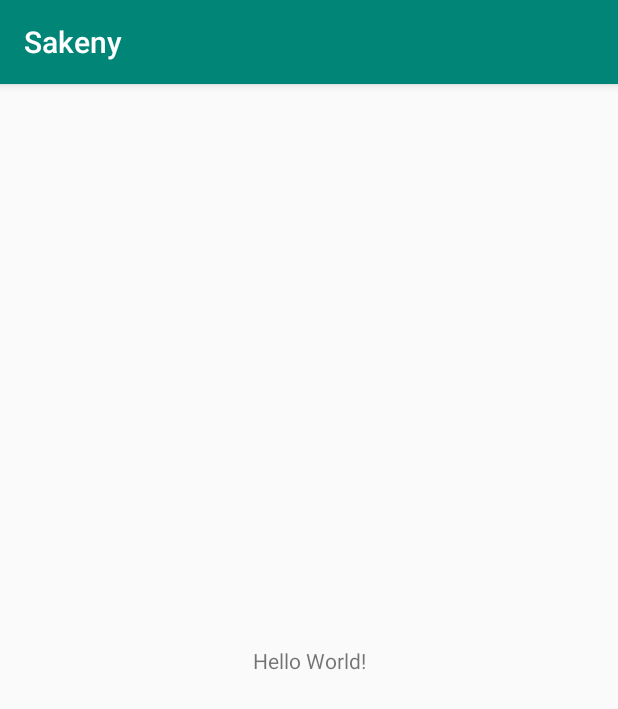
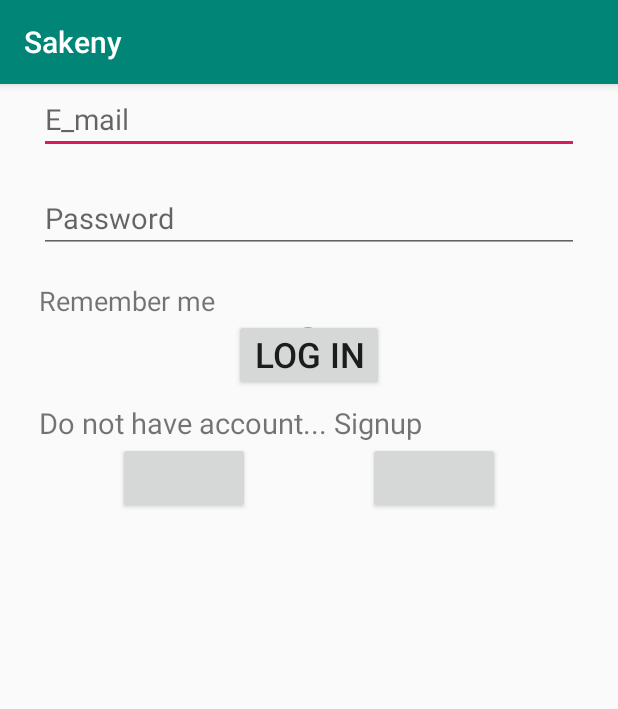
Before and after one commit to h4775346/Sakeny3, an Android app: the screen it shows after launch (MainActivity before the commit, LoginActivity after it), on a phone screen of 412 x 824 dp. Shown: the top 709 px of the screen. Run offline under Robolectric (Android 15) with nearby library versions, the phone set to English and light mode, and no system bars; our stand-ins replace sdp/ssp sizes.

Commit message:
added login activity nd start and splash

```diff
--- a/app/build.gradle
+++ b/app/build.gradle
@@ -23,6 +23,9 @@ dependencies {
     implementation fileTree(dir: 'libs', include: ['*.jar'])
     implementation 'androidx.appcompat:appcompat:1.1.0'
     implementation 'androidx.constraintlayout:constraintlayout:1.1.3'
+    implementation 'com.intuit.sdp:sdp-android:1.0.6'
+    implementation 'androidx.cardview:cardview:1.0.0'
+
     testImplementation 'junit:junit:4.12'
     androidTestImplementation 'androidx.test:runner:1.2.0'
     androidTestImplementation 'androidx.test.espresso:espresso-core:3.2.0'
--- a/app/src/main/AndroidManifest.xml
+++ b/app/src/main/AndroidManifest.xml
@@ -9,7 +9,9 @@
         android:roundIcon="@mipmap/ic_launcher_round"
         android:supportsRtl="true"
         android:theme="@style/AppTheme">
-        <activity android:name=".MainActivity">
+        <activity android:name=".StartActivity"></activity>
+        <activity android:name=".SplashActivity" />
+        <activity android:name=".LoginActivity">
             <intent-filter>
                 <action android:name="android.intent.action.MAIN" />
 
--- a/app/src/main/java/com/snonosystems/sakeny/MainActivity.java
+++ b/app/src/main/java/com/snonosystems/sakeny/LoginActivity.java
@@ -4,11 +4,11 @@ import androidx.appcompat.app.AppCompatActivity;
 
 import android.os.Bundle;
 
-public class MainActivity extends AppCompatActivity {
+public class LoginActivity extends AppCompatActivity {
 
     @Override
     protected void onCreate(Bundle savedInstanceState) {
         super.onCreate(savedInstanceState);
-        setContentView(R.layout.activity_main);
+        setContentView(R.layout.activity_login);
     }
 }
--- /dev/null
+++ b/app/src/main/res/layout/activity_login.xml
@@ -0,0 +1,130 @@
+<?xml version="1.0" encoding="utf-8"?>
+<androidx.constraintlayout.widget.ConstraintLayout xmlns:android="http://schemas.android.com/apk/res/android"
+    xmlns:app="http://schemas.android.com/apk/res-auto"
+    xmlns:tools="http://schemas.android.com/tools"
+    android:layout_width="match_parent"
+    android:layout_height="match_parent"
+    tools:context=".LoginActivity">
+
+    <RelativeLayout
+        android:layout_width="match_parent"
+        android:layout_height="match_parent">
+
+
+        <EditText
+            android:id="@+id/txt_mail"
+            android:layout_width="match_parent"
+            android:layout_height="wrap_content"
+            android:inputType="textEmailAddress"
+            android:textSize="@dimen/_15sdp"
+            android:hint="E_mail"
+            android:layout_marginHorizontal="@dimen/_20sdp"
+
+
+            />
+
+        <EditText
+            android:id="@+id/txt_pass"
+            android:layout_width="match_parent"
+            android:layout_height="wrap_content"
+            android:inputType="textPassword"
+            android:textSize="@dimen/_15sdp"
+            android:hint="Password"
+            android:layout_marginHorizontal="@dimen/_20sdp"
+            android:layout_below="@id/txt_mail"
+            android:layout_marginTop="@dimen/_15sdp"
+
+
+            />
+
+        <TextView
+            android:id="@+id/check_save"
+            android:layout_width="wrap_content"
+            android:layout_height="wrap_content"
+            android:layout_below="@+id/txt_pass"
+            android:layout_marginStart="@dimen/_20sdp"
+            android:layout_marginLeft="@dimen/_20sdp"
+            android:text="Remember me"
+            android:textSize="@dimen/_14sdp"
+            android:layout_marginTop="@dimen/_15sdp"
+
+
+
+
+            />
+
+        <Button
+            android:id="@+id/btn_login"
+            android:layout_width="wrap_content"
+            android:layout_height="wrap_content"
+            android:paddingHorizontal="@dimen/_10sdp"
+            android:paddingVertical="@dimen/_5sdp"
+            android:text="Log in"
+            android:textSize="@dimen/_18sdp"
+            android:layout_below="@+id/check_save"
+            android:layout_centerHorizontal="true"
+            />
+
+        <ProgressBar
+            android:id="@+id/pro_bar"
+            android:layout_width="@dimen/_28sdp"
+            android:layout_height="@dimen/_28sdp"
+            android:layout_below="@+id/check_save"
+            android:layout_centerHorizontal="true"
+            android:layout_marginTop="@dimen/_2sdp"
+
+            />
+
+
+
+
+        <TextView
+            android:id="@+id/txt_signup"
+            android:layout_width="wrap_content"
+            android:layout_height="wrap_content"
+            android:layout_marginStart="@dimen/_20sdp"
+            android:layout_marginLeft="@dimen/_20sdp"
+            android:text="Do not have account... Signup"
+            android:layout_below="@id/btn_login"
+            android:textSize="@dimen/_15sdp"
+            android:layout_marginTop="@dimen/_6sdp"
+
+
+
+
+            />
+
+        <androidx.constraintlayout.widget.ConstraintLayout
+            android:layout_width="match_parent"
+            android:layout_height="wrap_content"
+            android:layout_below="@id/txt_signup"
+            >
+
+
+            <Button
+                android:id="@+id/facebook_login"
+                android:layout_width="wrap_content"
+                android:layout_height="wrap_content"
+                app:layout_constraintTop_toTopOf="parent"
+                app:layout_constraintStart_toStartOf="parent"
+                app:layout_constraintEnd_toStartOf="@+id/gmail_login"
+
+                />
+            <Button
+                android:id="@+id/gmail_login"
+                android:layout_width="wrap_content"
+                android:layout_height="wrap_content"
+                app:layout_constraintTop_toTopOf="parent"
+                app:layout_constraintStart_toEndOf="@+id/facebook_login"
+                app:layout_constraintEnd_toEndOf="parent"
+
+                />
+
+        </androidx.constraintlayout.widget.ConstraintLayout>
+
+
+
+
+    </RelativeLayout>
+
+</androidx.constraintlayout.widget.ConstraintLayout>
--- a/app/src/main/res/layout/activity_main.xml
+++ b/app/src/main/res/layout/activity_splash.xml
@@ -4,15 +4,6 @@
     xmlns:tools="http://schemas.android.com/tools"
     android:layout_width="match_parent"
     android:layout_height="match_parent"
-    tools:context=".MainActivity">
-
-    <TextView
-        android:layout_width="wrap_content"
-        android:layout_height="wrap_content"
-        android:text="Hello World!"
-        app:layout_constraintBottom_toBottomOf="parent"
-        app:layout_constraintLeft_toLeftOf="parent"
-        app:layout_constraintRight_toRightOf="parent"
-        app:layout_constraintTop_toTopOf="parent" />
+    tools:context=".SplashActivity">
 
 </androidx.constraintlayout.widget.ConstraintLayout>
```
Also changed, not shown: app/src/main/java/com/snonosystems/sakeny/SplashActivity.java (added, +26 -0 lines), app/src/main/java/com/snonosystems/sakeny/StartActivity.java (added, +14 -0 lines), app/src/main/res/layout/activity_start.xml (added, +61 -0 lines).
